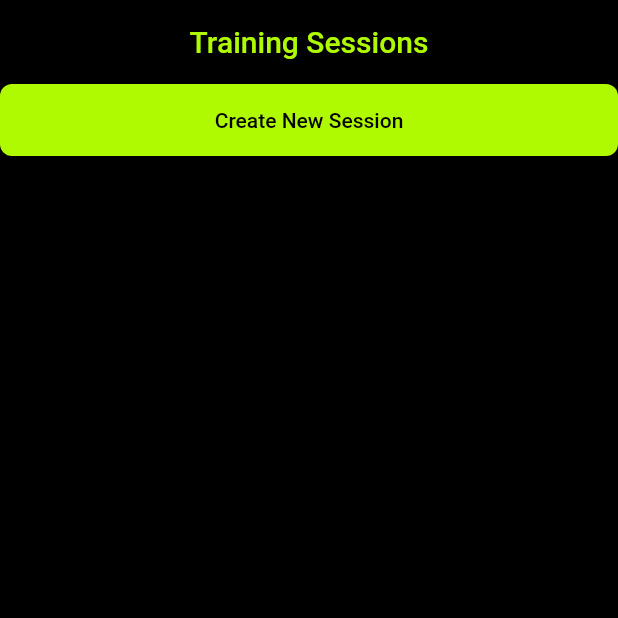
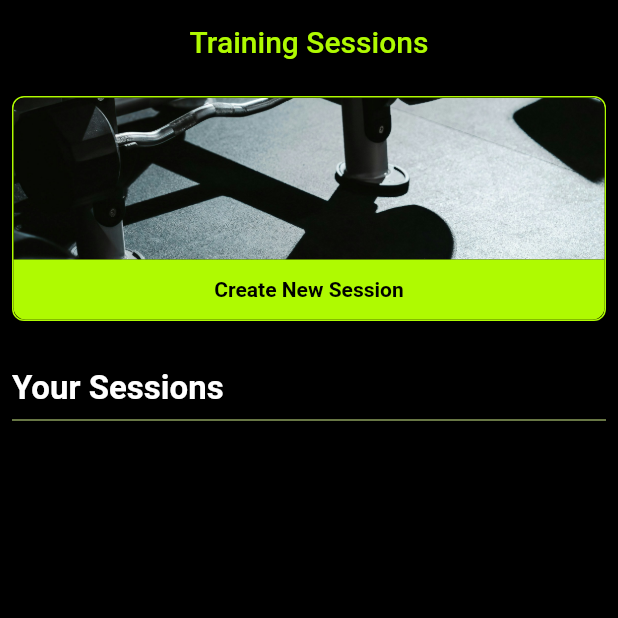
Before and after one commit to OmarMach/gym_adhd, a Flutter app: the screen it shows after launch, on a phone screen of 412 x 824 dp, the top half of it. Run offline on Flutter 3.47's test engine with Material 3 defaults, Android fonts, the phone set to English and light mode, and no system bars; our stand-ins replace isar; accounts and stored records are empty; generated files the repository leaves out were written again.

Commit message:
feat: sessions screen

```diff
--- a/lib/screens/session_details_screen.dart
+++ b/lib/screens/session_details_screen.dart
@@ -1,12 +1,8 @@
 import 'package:flutter/material.dart';
-import 'package:gym_adhd/config/context.dart';
-import 'package:gym_adhd/config/isar_config.dart';
-import 'package:gym_adhd/models/exercise.dart';
 import 'package:gym_adhd/models/training_session.dart';
 import 'package:gym_adhd/providers/training_sessions_provider.dart';
 import 'package:gym_adhd/screens/exercise_screen.dart';
 import 'package:gym_adhd/widgets/exercices_list_widget.dart';
-import 'package:isar/isar.dart';
 import 'package:provider/provider.dart';
 
 class SessionDetailsScreen extends StatelessWidget {
--- a/lib/screens/sessions_screen.dart
+++ b/lib/screens/sessions_screen.dart
@@ -1,7 +1,10 @@
 import 'package:flutter/material.dart';
+import 'package:gym_adhd/config/colors.dart';
+import 'package:gym_adhd/models/training_session.dart';
 import 'package:gym_adhd/providers/training_sessions_provider.dart';
 import 'package:gym_adhd/screens/forms/create_session_screen.dart';
 import 'package:gym_adhd/screens/session_details_screen.dart';
+import 'package:gym_adhd/widgets/gaps.dart';
 import 'package:provider/provider.dart';
 
 class SessionsScreen extends StatelessWidget {
@@ -12,11 +15,60 @@ class SessionsScreen extends StatelessWidget {
   Widget build(BuildContext context) {
     return Scaffold(
       appBar: AppBar(title: const Text('Training Sessions')),
-      body: Consumer<TrainingSessionsProvider>(
+      body: SafeArea(
+        child: Consumer<TrainingSessionsProvider>(
           builder: (context, provider, _) {
-          return Column(
+            return Padding(
+              padding: const EdgeInsets.all(8.0),
+              child: Column(
                 children: [
-              ElevatedButton(onPressed: () => Navigator.pushNamed(context, CreateSessionScreen.routeName), child: Text('Create New Session')),
+                  Container(
+                    height: 150,
+                    width: double.infinity,
+                    decoration: BoxDecoration(
+                      borderRadius: BorderRadius.circular(8.0),
+                      border: Border.all(color: AppColors.fitGreen),
+                    ),
+                    child: Column(
+                      children: [
+                        Expanded(
+                          child: ClipRRect(
+                            borderRadius: BorderRadius.only(topLeft: Radius.circular(8), topRight: Radius.circular(8)),
+                            child: Image(
+                              height: 100,
+                              width: double.infinity,
+                              image: AssetImage('assets/images/training_sessions.jpg'),
+                              fit: BoxFit.cover,
+                            ),
+                          ),
+                        ),
+                        GestureDetector(
+                          onTap: () => Navigator.pushNamed(context, CreateSessionScreen.routeName),
+                          child: Container(
+                            width: double.infinity,
+                            height: 40,
+                            decoration: BoxDecoration(
+                              color: AppColors.fitGreen,
+                              borderRadius: BorderRadius.only(bottomLeft: Radius.circular(8), bottomRight: Radius.circular(8)),
+                            ),
+                            child: Center(
+                              child: Text(
+                                'Create New Session',
+                                style: TextStyle(color: AppColors.black, fontWeight: FontWeight.bold),
+                              ),
+                            ),
+                          ),
+                        ),
+                      ],
+                    ),
+                  ),
+                  Gaps.vLarge,
+                  Expanded(
+                    child: Column(
+                      crossAxisAlignment: CrossAxisAlignment.start,
+                      children: [
+                        Text('Your Sessions', style: TextStyle(fontSize: 22, fontWeight: FontWeight.bold)),
+                        Divider(color: AppColors.fitGreen40),
                         Expanded(
                           child: ListView.builder(
                             itemCount: provider.sessions.length,
@@ -28,17 +80,43 @@ class SessionsScreen extends StatelessWidget {
                                   provider.setSelectedSession(session);
                                   Navigator.pushNamed(context, SessionDetailsScreen.routeName);
                                 },
-                      child: ListTile(
-                        title: Text(session.title),
-                        subtitle: Text('Date: ${session.date.toLocal()} - Duration: ${session.duration.inMinutes} mins'),
+                                child: Container(
+                                  margin: const EdgeInsets.symmetric(vertical: 8.0),
+                                  padding: const EdgeInsets.all(12.0),
+                                  decoration: BoxDecoration(borderRadius: BorderRadius.circular(8.0), color: AppColors.antiFlashWhite),
+                                  child: Row(
+                                    children: [
+                                      CircleAvatar(
+                                        backgroundColor: AppColors.limeGlow,
+                                        child: Icon(generateTrainingLocationIcon(session.location), size: 24),
+                                      ),
+                                      Gaps.hSmall,
+                                      Column(
+                                        crossAxisAlignment: CrossAxisAlignment.start,
+                                        children: [
+                                          Text(
+                                            session.title,
+                                            style: TextStyle(fontSize: 18, fontWeight: FontWeight.bold, color: AppColors.black),
+                                          ),
+                                          Text('${session.date.toLocal()}'.split(' ')[0], style: TextStyle(color: AppColors.black)),
+                                          Text('${session.duration.inMinutes} Min', style: TextStyle(color: AppColors.black)),
+                                        ],
+                                      ),
+                                    ],
+                                  ),
                                 ),
                               );
                             },
                           ),
                         ),
                       ],
+                    ),
+                  ),
+                ],
+              ),
             );
           },
+        ),
       ),
     );
   }
```
Lines whose indentation alone changed are shown as unchanged.
